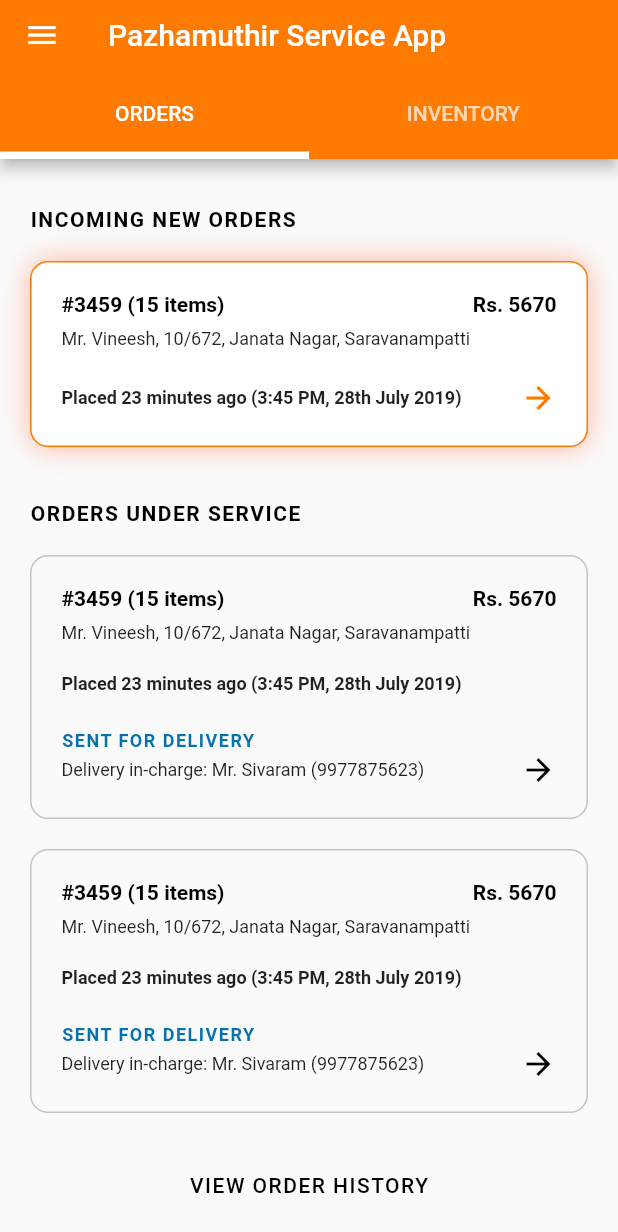
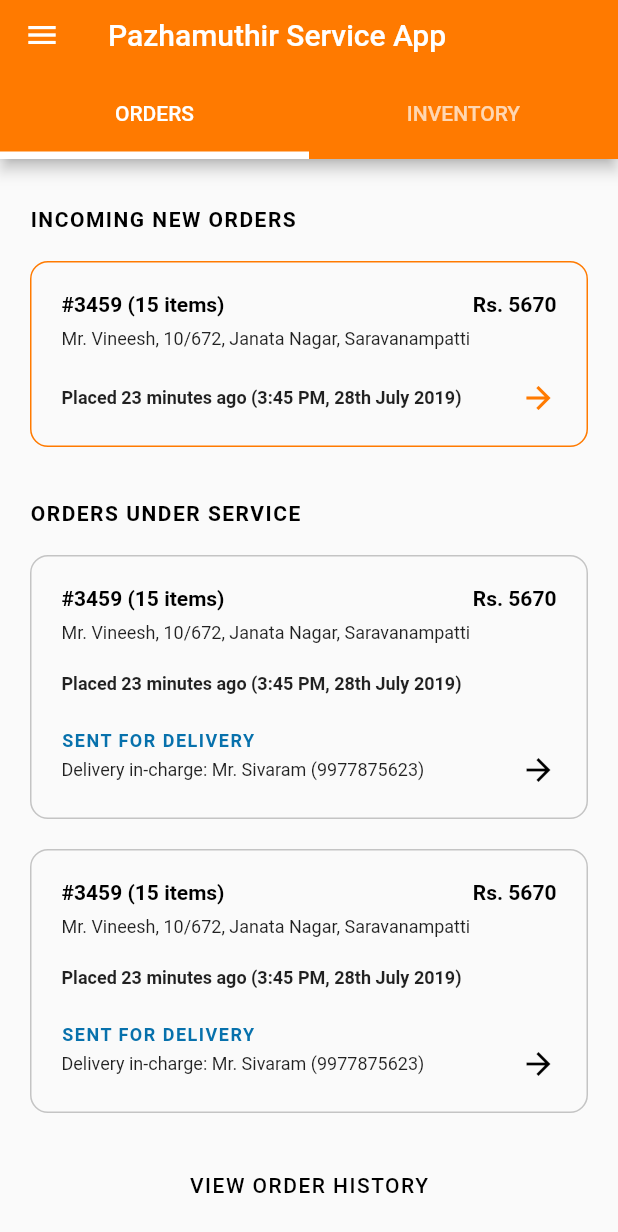
Before and after one commit to sivaperumal644/pazhamudir_emart, a Flutter app: the screen it shows after launch, after a tap on "SIGN IN", on a phone screen of 412 x 824 dp. Shown: the top 1232 px of the screen. Run offline on Flutter 3.47's test engine with Material 2 defaults, Android fonts, the phone set to English and light mode, and no system bars.

Commit message:
order screen designed.

```diff
--- a/lib/components/IncomingOrderWidget.dart
+++ b/lib/components/IncomingOrderWidget.dart
@@ -24,14 +24,9 @@ class IncomingOrderWidget extends StatelessWidget {
   Widget build(BuildContext context) {
     return Container(
       decoration: BoxDecoration(
-          color: WHITE_COLOR,
-          borderRadius: BorderRadius.circular(12),
-          border: Border.all(color: PRIMARY_COLOR, width: 1),
-          boxShadow: [
-            BoxShadow(
-                color: Colors.deepOrangeAccent.withOpacity(0.5),
-                blurRadius: 16.0)
-          ]),
+        borderRadius: BorderRadius.circular(12),
+        border: Border.all(color: PRIMARY_COLOR, width: 1),
+      ),
       padding: EdgeInsets.all(20.0),
       child: Column(
         crossAxisAlignment: CrossAxisAlignment.start,
--- a/lib/constants/colors.dart
+++ b/lib/constants/colors.dart
@@ -7,5 +7,5 @@ const WHITE_COLOR = Colors.white;
 const BLUE_COLOR = Color.fromRGBO(7, 113, 172, 1);
 const LIGHT_GREEN = Color.fromRGBO(103, 180, 26, 100);
 const RED_COLOR = Color.fromRGBO(216, 56, 56, 100);
-const GREY_COLOR = Color.fromRGBO(196, 196, 196, 100);
+const GREY_COLOR = Color.fromRGBO(196, 196, 196, 1);
 const SHADOW_COLOR = Color.fromRGBO(196, 196, 196, 1);
--- a/lib/screens/OrdersScreen.dart
+++ b/lib/screens/OrdersScreen.dart
@@ -2,6 +2,7 @@ import 'package:flutter/material.dart';
 import 'package:pazhamuthir_emart/constants/colors.dart';
 import 'package:pazhamuthir_emart/components/IncomingOrderWidget.dart';
 import 'package:pazhamuthir_emart/components/ServiceOrdersWidget.dart';
+import 'package:pazhamuthir_emart/screens/OrderDetailScreen.dart';
 
 class OrdersScreen extends StatefulWidget {
   @override
@@ -31,12 +32,22 @@ class OrdersScreenState extends State<OrdersScreen> {
             ),
             Padding(
                 padding: const EdgeInsets.all(20.0),
-                child: IncomingOrderWidget(
-                  orderNumber: '#3459 (15 items)',
-                  price: 'Rs. 5670',
-                  address: 'Mr. Vineesh, 10/672, Janata Nagar, Saravanampatti',
-                  orderPlaced:
-                      'Placed 23 minutes ago (3:45 PM, 28th July 2019)',
+                child: InkWell(
+                  borderRadius: BorderRadius.circular(12),
+                  onTap: () {
+                    Navigator.push(
+                        context,
+                        MaterialPageRoute(
+                            builder: (context) => OrderDetailScreen()));
+                  },
+                  child: IncomingOrderWidget(
+                    orderNumber: '#3459 (15 items)',
+                    price: 'Rs. 5670',
+                    address:
+                        'Mr. Vineesh, 10/672, Janata Nagar, Saravanampatti',
+                    orderPlaced:
+                        'Placed 23 minutes ago (3:45 PM, 28th July 2019)',
+                  ),
                 )),
             Padding(
               padding: const EdgeInsets.only(top: 16.0, left: 20.0),
--- a/lib/screens/auth_screen.dart
+++ b/lib/screens/auth_screen.dart
@@ -27,9 +27,11 @@ class AuthScreenState extends State<AuthScreen> {
       backgroundColor: WHITE_COLOR,
       body: ListView(
         children: <Widget>[
+          Column(
+            children: <Widget>[
               Center(
                 child: Padding(
-              padding: const EdgeInsets.only(top: 80.0),
+                  padding: const EdgeInsets.only(top:57.0),
                   child: Text('Pazhamuthir',
                       style: TextStyle(
                           color: PRIMARY_COLOR,
@@ -59,12 +61,15 @@ class AuthScreenState extends State<AuthScreen> {
               _bottomSheet(),
             ],
           ),
+        ],
+      ),
     );
   }
 
   Widget _bottomSheet() {
     return Container(
-      margin: EdgeInsets.only(top: MediaQuery.of(context).size.height / 10),
+      margin:
+          EdgeInsets.only(top: MediaQuery.of(context).size.height / 10 - 33),
       decoration: BoxDecoration(
         borderRadius: BorderRadius.only(
           topLeft: Radius.circular(24),
```
Also changed, not shown: lib/components/OrderDetailsWidget.dart (+23 -1 lines), lib/components/PrimaryButtonWidget.dart (added, +29 -0 lines), lib/screens/OrderDetailScreen.dart (added, +59 -0 lines). Lines whose indentation alone changed are shown as unchanged.
